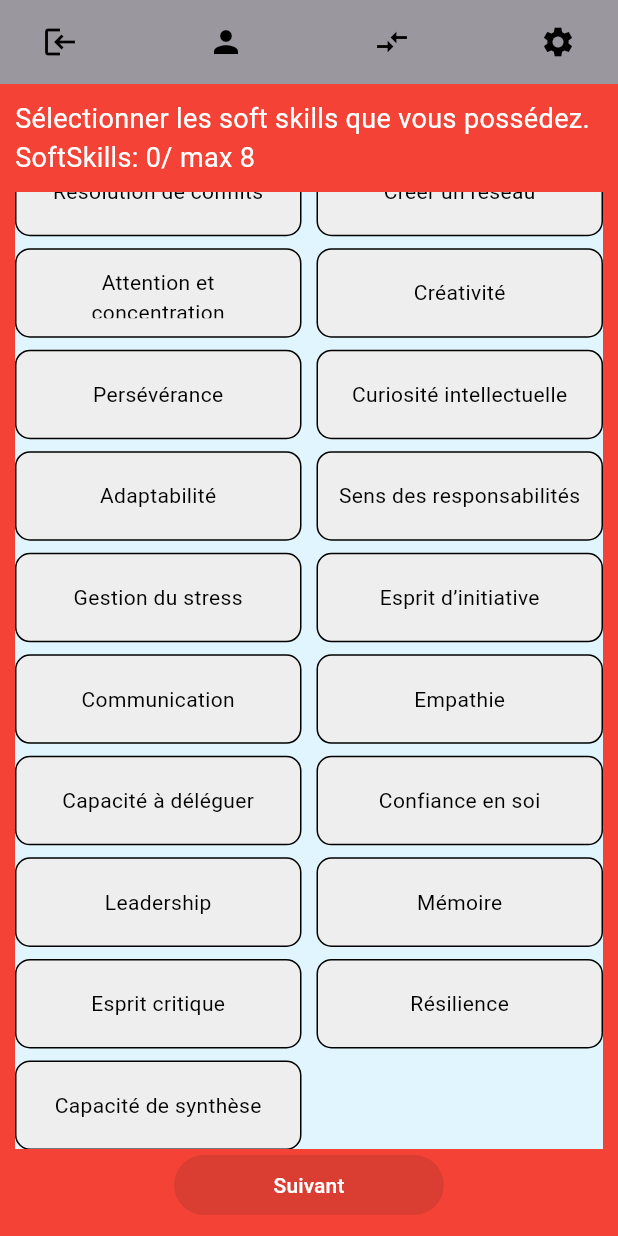
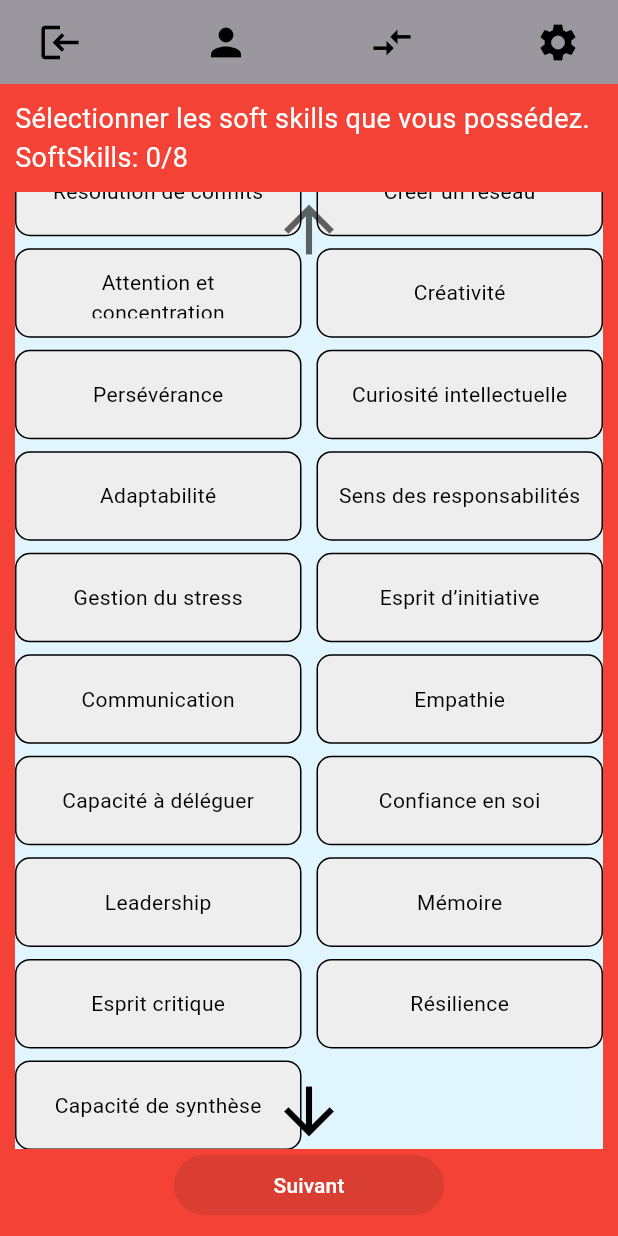
Before and after one commit to algosup/2023-2024-project-5-flutter-team-7, a Flutter app: the screen it shows after launch, scrolled down 301 dp, on a phone screen of 412 x 824 dp. Run offline on Flutter 3.47's test engine with Material 3 defaults, Android fonts, the phone set to English and light mode, and no system bars; our stand-ins replace go_router.

Commit message:
Update soft_skills_selection.dart
Add arrow up and down animated with the scroll

```diff
--- a/src/adopteuncandidat/lib/main.dart
+++ b/src/adopteuncandidat/lib/main.dart
@@ -38,6 +38,7 @@ class SoftSkillsSelectionLayout extends StatelessWidget {
         title: Row(
           children: [
             IconButton(
+              iconSize: 30,
               color: Colors.black,
               alignment: Alignment.topLeft,
               icon: Transform.rotate(
@@ -51,6 +52,7 @@ class SoftSkillsSelectionLayout extends StatelessWidget {
             const Spacer(),
             IconButton(
               icon: const Icon(Icons.person),
+              iconSize: 30,
               alignment: Alignment.topLeft,
               color: Colors.black,
               onPressed: () {
@@ -60,6 +62,7 @@ class SoftSkillsSelectionLayout extends StatelessWidget {
             const Spacer(),
             IconButton(
               icon: const Icon(Icons.compare_arrows),
+              iconSize: 30,
               alignment: Alignment.topLeft,
               color: Colors.black,
               onPressed: () {
@@ -69,6 +72,7 @@ class SoftSkillsSelectionLayout extends StatelessWidget {
             const Spacer(),
             IconButton(
               alignment: Alignment.topLeft,
+              iconSize: 30,
               color: Colors.black,
               icon: const Icon(Icons.settings),
               onPressed: () {
--- a/src/adopteuncandidat/lib/soft_skills_selection.dart
+++ b/src/adopteuncandidat/lib/soft_skills_selection.dart
@@ -1,16 +1,17 @@
+import 'package:flutter/cupertino.dart';
 import 'package:flutter/material.dart';
+import 'package:flutter/widgets.dart';
 
 class SoftSkillsSelectionScreen extends StatefulWidget {
   const SoftSkillsSelectionScreen({super.key});
 
   @override
+  // ignore: library_private_types_in_public_api
   _SoftSkillsSelectionScreenState createState() => _SoftSkillsSelectionScreenState();
 }
 
 class _SoftSkillsSelectionScreenState extends State<SoftSkillsSelectionScreen> {
-  // List to keep track of the state of the selected tags
   final List<bool> _isSelected = List<bool>.filled(27, false);
-  // List of soft skills
   final List<String> _softSkills = [
     'Capacité à s’organiser',
     'Autonomie',
@@ -41,8 +42,30 @@ class _SoftSkillsSelectionScreenState extends State<SoftSkillsSelectionScreen> {
     'Capacité de synthèse'
   ];
 
-  // Method to count selected skills
   int get _selectedCount => _isSelected.where((element) => element).length;
+
+  final ScrollController _scrollController = ScrollController();
+  double _downArrowOpacity = 1.0;
+  double _upArrowOpacity = 0.0;
+
+  @override
+  void initState() {
+    super.initState();
+    _scrollController.addListener(() {
+      setState(() {
+        // Hide the down arrow when the user reaches the bottom of the scrollable content
+        _downArrowOpacity = _scrollController.position.pixels < _scrollController.position.maxScrollExtent ? 1.0 : 0.0;
+        // Hide the up arrow when the user is at the top of the scrollable content
+        _upArrowOpacity = _scrollController.position.pixels > 0 ? 1.0 : 0.0;
+      });
+    });
+  }
+
+  @override
+  void dispose() {
+    _scrollController.dispose();
+    super.dispose();
+  }
 
   @override
   Widget build(BuildContext context) {
@@ -54,14 +77,17 @@ class _SoftSkillsSelectionScreenState extends State<SoftSkillsSelectionScreen> {
           child: Column(
             children: [
               Text(
-                'Sélectionner les soft skills que vous possédez. SoftSkills: $_selectedCount/ max 8',
+                'Sélectionner les soft skills que vous possédez. SoftSkills: $_selectedCount/8',
                 style: const TextStyle(color: Colors.white, fontSize: 18),
               ),
               const SizedBox(height: 10),
               Expanded(
-                child: Container(
+                child: Stack(
+                  children: [
+                    Container(
                       color: Colors.lightBlue[50],
                       child: GridView.builder(
+                        controller: _scrollController,
                         gridDelegate: const SliverGridDelegateWithFixedCrossAxisCount(
                           crossAxisCount: 2,
                           mainAxisSpacing: 8.0,
@@ -101,6 +127,32 @@ class _SoftSkillsSelectionScreenState extends State<SoftSkillsSelectionScreen> {
                         },
                       ),
                     ),
+                    Align(
+                      alignment: Alignment.bottomCenter,
+                      child: AnimatedOpacity(
+                        opacity: _downArrowOpacity,
+                        duration: const Duration(milliseconds: 500),
+                        child: const Icon(
+                          Icons.arrow_downward,
+                          color: Colors.black,
+                          size: 50,
+                        ),
+                      ),
+                    ),
+                    Align(
+                      alignment: Alignment.topCenter,
+                      child: AnimatedOpacity(
+                        opacity: _upArrowOpacity,
+                        duration: const Duration(milliseconds: 500),
+                        child: const Icon(
+                          Icons.arrow_upward,
+                          color: Colors.black,
+                          size: 50,
+                        ),
+                      ),
+                    ),
+                  ],
+                ),
               ),
               SizedBox(
                 width: 180,
```
Also changed, not shown: 3 other files. Lines whose indentation alone changed are shown as unchanged.
